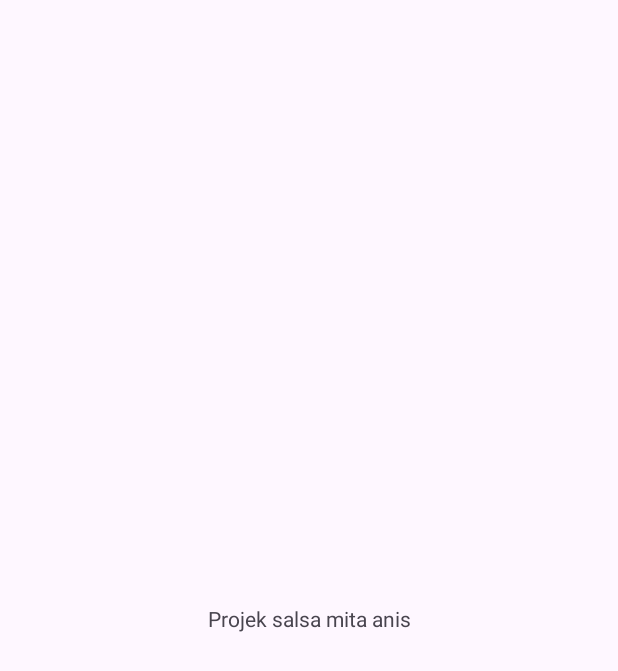
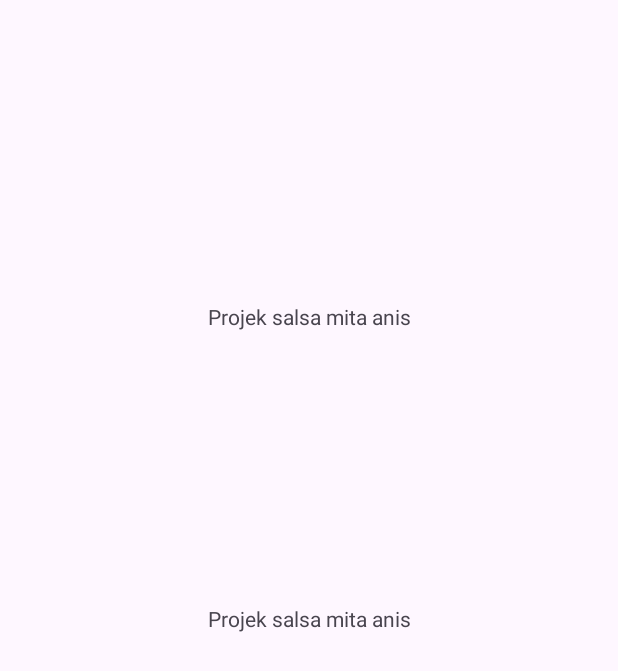
Before and after one commit to salsabilatuadaa/ProjectPBP, an Android app: the screen it shows after launch (MainActivity), on a phone screen of 412 x 824 dp. Before the commit the part shown is almost empty. Shown: the top 671 px of the screen. Run offline under Robolectric (Android 15) with nearby library versions, the phone set to English and light mode, and no system bars.

Commit message:
coba push2

```diff
--- a/app/src/main/res/layout/activity_main.xml
+++ b/app/src/main/res/layout/activity_main.xml
@@ -7,6 +7,7 @@
     tools:context=".MainActivity">
 
     <TextView
+        android:id="@+id/textview"
         android:layout_width="wrap_content"
         android:layout_height="wrap_content"
         android:text="Projek salsa mita anis"
@@ -14,5 +15,13 @@
         app:layout_constraintEnd_toEndOf="parent"
         app:layout_constraintStart_toStartOf="parent"
         app:layout_constraintTop_toTopOf="parent" />
+    <TextView
+        android:layout_width="wrap_content"
+        android:layout_height="wrap_content"
+        android:text="Projek salsa mita anis"
+        app:layout_constraintBottom_toBottomOf="@+id/textview"
+        app:layout_constraintEnd_toEndOf="@+id/textview"
+        app:layout_constraintStart_toStartOf="@+id/textview"
+        app:layout_constraintTop_toTopOf="parent" />
 
 </androidx.constraintlayout.widget.ConstraintLayout>
```
